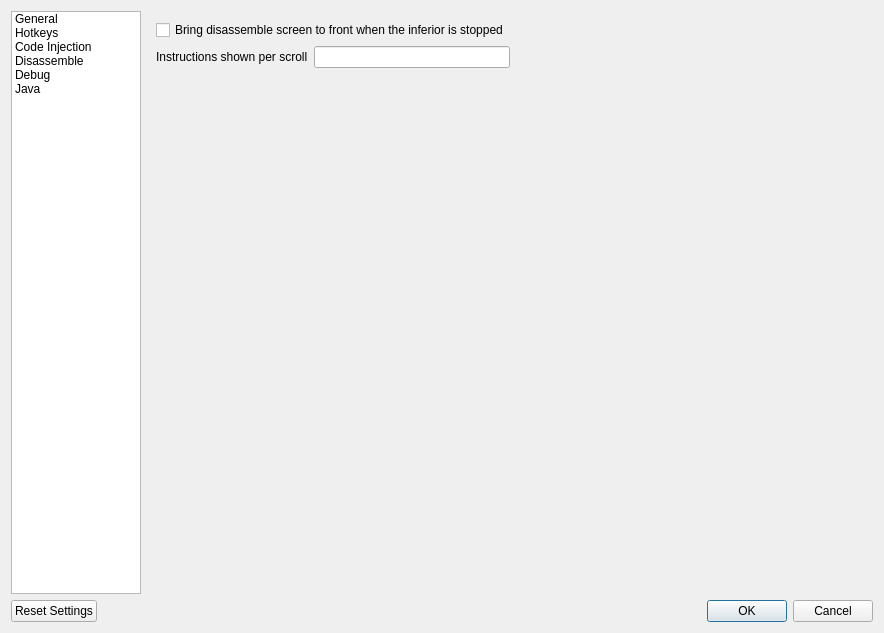
Before: the Qt Designer form GUI/SettingsDialog.ui in korcankaraokcu/PINCE, drawn with Qt 5.
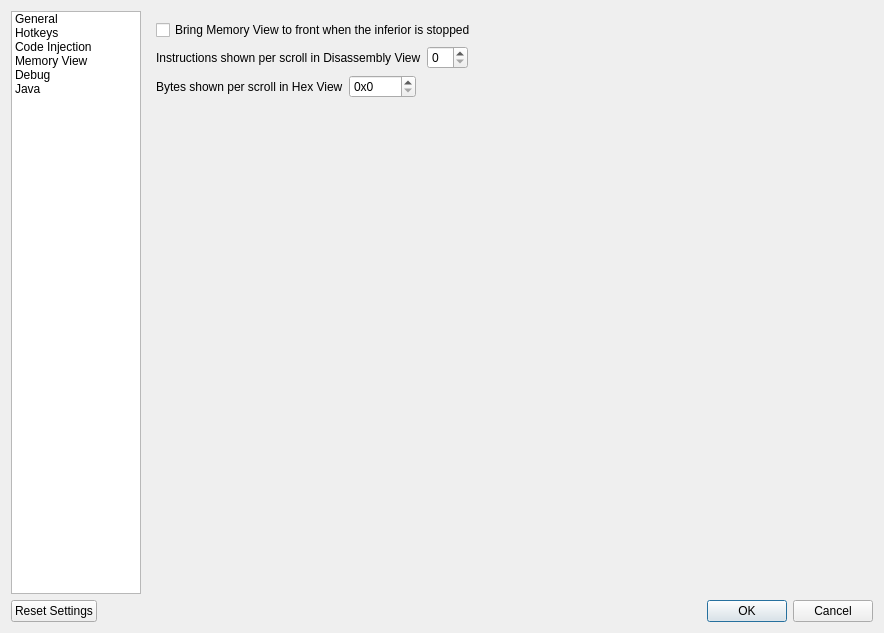
After: the same form once the commit is applied. The open tabs and pages were chosen to show the change.

Commit message: Add setting for byte scroll count

```diff
--- a/GUI/SettingsDialog.ui
+++ b/GUI/SettingsDialog.ui
@@ -49,7 +49,7 @@
          </item>
          <item>
           <property name="text">
-           <string>Disassemble</string>
+           <string>Memory View</string>
           </property>
          </item>
          <item>
@@ -537,25 +537,21 @@
              <item>
               <widget class="QCheckBox" name="checkBox_BringDisassembleToFront">
                <property name="text">
-                <string>Bring disassemble screen to front when the inferior is stopped</string>
+                <string>Bring Memory View to front when the inferior is stopped</string>
                </property>
               </widget>
              </item>
              <item>
               <layout class="QHBoxLayout" name="horizontalLayout_10">
                <item>
-                <layout class="QHBoxLayout" name="horizontalLayout_9">
-                 <item>
-                  <widget class="QLabel" name="label_6">
-                   <property name="text">
-                    <string>Instructions shown per scroll</string>
-                   </property>
-                  </widget>
-                 </item>
-                 <item>
-                  <widget class="QLineEdit" name="lineEdit_InstructionsPerScroll"/>
-                 </item>
-                </layout>
+                <widget class="QLabel" name="label_6">
+                 <property name="text">
+                  <string>Instructions shown per scroll in Disassembly View</string>
+                 </property>
+                </widget>
+               </item>
+               <item>
+                <widget class="QSpinBox" name="spinBox_InstructionsPerScroll"/>
                </item>
                <item>
                 <spacer name="horizontalSpacer_6">
@@ -572,6 +568,46 @@
                </item>
               </layout>
              </item>
+             <item>
+              <layout class="QHBoxLayout" name="horizontalLayout_19">
+               <item>
+                <widget class="QLabel" name="label_16">
+                 <property name="text">
+                  <string>Bytes shown per scroll in Hex View</string>
+                 </property>
+                </widget>
+               </item>
+               <item>
+                <widget class="QSpinBox" name="spinBox_BytesPerScroll">
+                 <property name="prefix">
+                  <string>0x</string>
+                 </property>
+                 <property name="maximum">
+                  <number>4096</number>
+                 </property>
+                 <property name="singleStep">
+                  <number>16</number>
+                 </property>
+                 <property name="displayIntegerBase">
+                  <number>16</number>
+                 </property>
+                </widget>
+               </item>
+               <item>
+                <spacer name="horizontalSpacer_2">
+                 <property name="orientation">
+                  <enum>Qt::Horizontal</enum>
+                 </property>
+                 <property name="sizeHint" stdset="0">
+                  <size>
+                   <width>40</width>
+                   <height>20</height>
+                  </size>
+                 </property>
+                </spacer>
+               </item>
+              </layout>
+             </item>
              <item>
               <spacer name="verticalSpacer_4">
                <property name="orientation">
```
Left out of the diff: 4 changed lines with no effect on the pictures. The commit also changes 6 other files.
